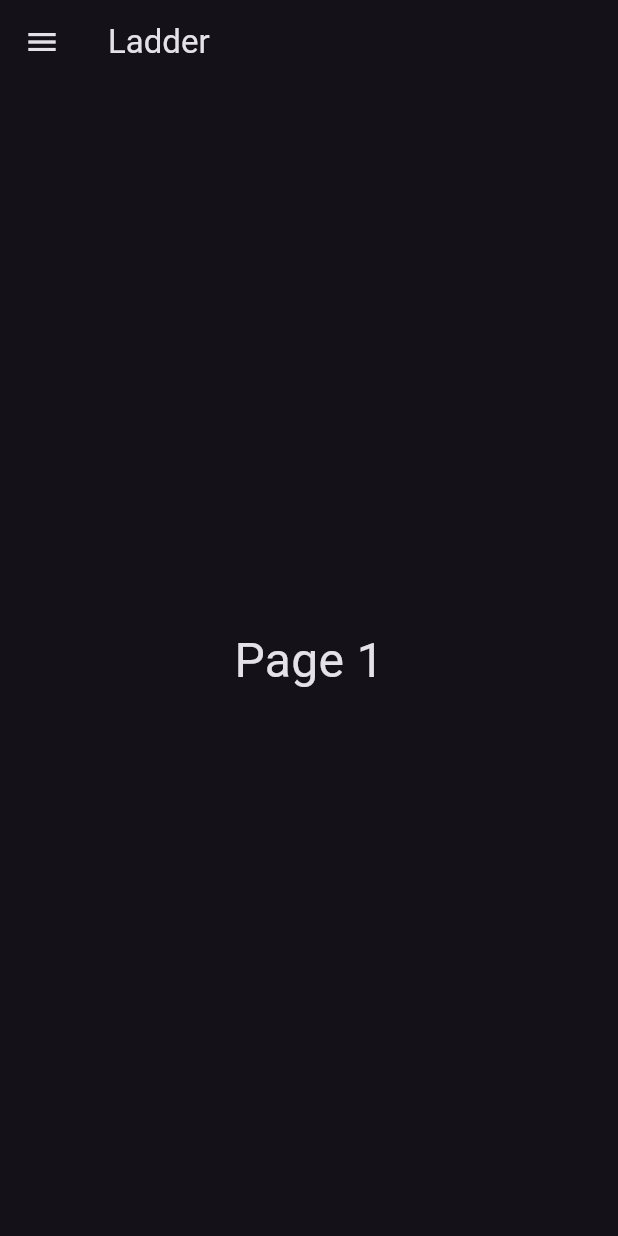
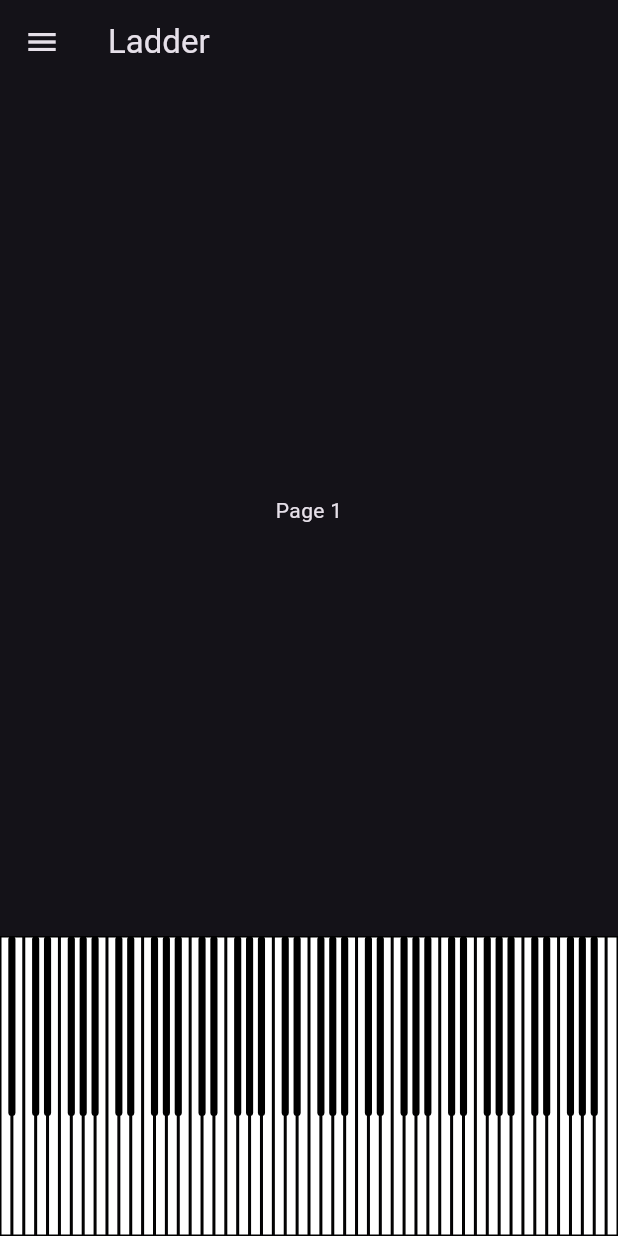
Before and after one commit to awilson96/jacobs_ladder, a Flutter app: the screen it shows after launch, on a phone screen of 412 x 824 dp. Run offline on Flutter 3.47's test engine with Material 3 defaults, Android fonts, the phone set to English and light mode, and no system bars.

Commit message:
Added a piano widget to page 1

```diff
--- a/jacobs_ladder/ladder/lib/pages/home_page.dart
+++ b/jacobs_ladder/ladder/lib/pages/home_page.dart
@@ -42,10 +42,19 @@ class _HomePageState extends State<HomePage> {
       drawer: Drawer(
         child: Column(
           children: [
-            const DrawerHeader(
-              decoration: BoxDecoration(color: Colors.deepPurple),
-              child: Text('Ladder Menu',
-                  style: TextStyle(color: Colors.white, fontSize: 24)),
+            Container(
+              height: 56,
+              width: double.infinity,
+              color: Color.fromARGB(255, 52, 64, 52),
+              alignment: Alignment.center,
+              child: const Text(
+                'Menu',
+                style: TextStyle(
+                  color: Colors.white,
+                  fontSize: 20,
+                  fontWeight: FontWeight.bold,
+                ),
+              ),
             ),
             ListTile(
               leading: const Icon(Icons.looks_one),
--- a/jacobs_ladder/ladder/lib/pages/page1.dart
+++ b/jacobs_ladder/ladder/lib/pages/page1.dart
@@ -1,12 +1,18 @@
 import 'package:flutter/material.dart';
+import '../widgets/piano.dart';
 
 class Page1 extends StatelessWidget {
   const Page1({super.key});
 
   @override
   Widget build(BuildContext context) {
-    return const Center(
-      child: Text('Page 1', style: TextStyle(fontSize: 32)),
+    return Column(
+      children: [
+        Expanded(
+          child: Center(child: Text('Page 1')),
+        ),
+        const Piano(), // piano at bottom
+      ],
     );
   }
 }
--- /dev/null
+++ b/jacobs_ladder/ladder/lib/widgets/piano.dart
@@ -0,0 +1,91 @@
+import 'package:flutter/material.dart';
+
+class Piano extends StatelessWidget {
+  const Piano({super.key});
+
+  @override
+  Widget build(BuildContext context) {
+    final screenWidth = MediaQuery.of(context).size.width;
+    final whiteKeyCount = 52; // total white keys on an 88-key piano
+    final whiteKeyWidth = screenWidth / whiteKeyCount;
+    final whiteKeyHeight = 200.0;
+    final blackKeyWidth = whiteKeyWidth * 0.6;
+    final blackKeyHeight = whiteKeyHeight * 0.6;
+
+    // White keys in order starting from A0
+    final whiteKeys = [
+      'A', 'B', // first partial octave
+      'C', 'D', 'E', 'F', 'G', 'A', 'B',
+      'C', 'D', 'E', 'F', 'G', 'A', 'B',
+      'C', 'D', 'E', 'F', 'G', 'A', 'B',
+      'C', 'D', 'E', 'F', 'G', 'A', 'B',
+      'C', 'D', 'E', 'F', 'G', 'A', 'B',
+      'C', 'D', 'E', 'F', 'G', 'A', 'B',
+      'C', 'D', 'E', 'F', 'G', 'A', 'B',
+      'C' // final C8
+    ];
+
+    // Build white keys
+    List<Widget> buildWhiteKeys() {
+      return List.generate(whiteKeys.length, (index) {
+        return GestureDetector(
+          onTap: () {
+            print('White key ${whiteKeys[index]} pressed');
+          },
+          child: Container(
+            width: whiteKeyWidth,
+            height: whiteKeyHeight,
+            decoration: BoxDecoration(
+              color: Colors.white,
+              border: Border.all(color: Colors.black),
+            ),
+          ),
+        );
+      });
+    }
+
+    // Black keys appear after these white notes in an octave
+    final blackKeyPattern = {'C': true, 'D': true, 'F': true, 'G': true, 'A': true};
+
+    // Build black keys
+    List<Widget> buildBlackKeys() {
+      List<Widget> keys = [];
+      for (int i = 0; i < whiteKeys.length - 1; i++) { // <-- skip last white key
+        if (blackKeyPattern.containsKey(whiteKeys[i])) {
+          double left = (i + 1) * whiteKeyWidth - blackKeyWidth / 2;
+          keys.add(Positioned(
+            left: left,
+            top: 0,
+            child: GestureDetector(
+              onTap: () {
+                print('Black key above ${whiteKeys[i]} pressed');
+              },
+              child: Container(
+                width: blackKeyWidth,
+                height: blackKeyHeight,
+                decoration: BoxDecoration(
+                  color: Colors.black,
+                  borderRadius: BorderRadius.circular(4),
+                ),
+              ),
+            ),
+          ));
+        }
+      }
+      return keys;
+    }
+
+    return SizedBox(
+      height: whiteKeyHeight,
+      child: Stack(
+        children: [
+          Row(
+            mainAxisSize: MainAxisSize.max,
+            children: buildWhiteKeys(),
+          ),
+          ...buildBlackKeys(),
+        ],
+      ),
+    );
+  }
+}
```
